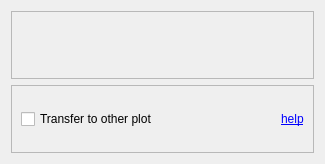
Before: the Qt Designer form mad_gui/qt_designer/channel_selector.ui in mad-lab-fau/mad-gui, drawn with Qt 5.
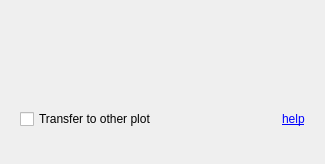
After: the same form once the commit is applied.

Commit message: Remove fram in QFrame in all windows

The edit to the form file:
```diff
--- a/mad_gui/qt_designer/channel_selector.ui
+++ b/mad_gui/qt_designer/channel_selector.ui
@@ -29,7 +29,7 @@
    <item>
     <widget class="QFrame" name="channel_names">
      <property name="frameShape">
-      <enum>QFrame::StyledPanel</enum>
+      <enum>QFrame::NoFrame</enum>
      </property>
      <property name="frameShadow">
       <enum>QFrame::Raised</enum>
@@ -53,7 +53,7 @@
    <item>
     <widget class="QFrame" name="info">
      <property name="frameShape">
-      <enum>QFrame::StyledPanel</enum>
+      <enum>QFrame::NoFrame</enum>
      </property>
      <property name="frameShadow">
       <enum>QFrame::Raised</enum>
```
The commit also changes 2 other files.
